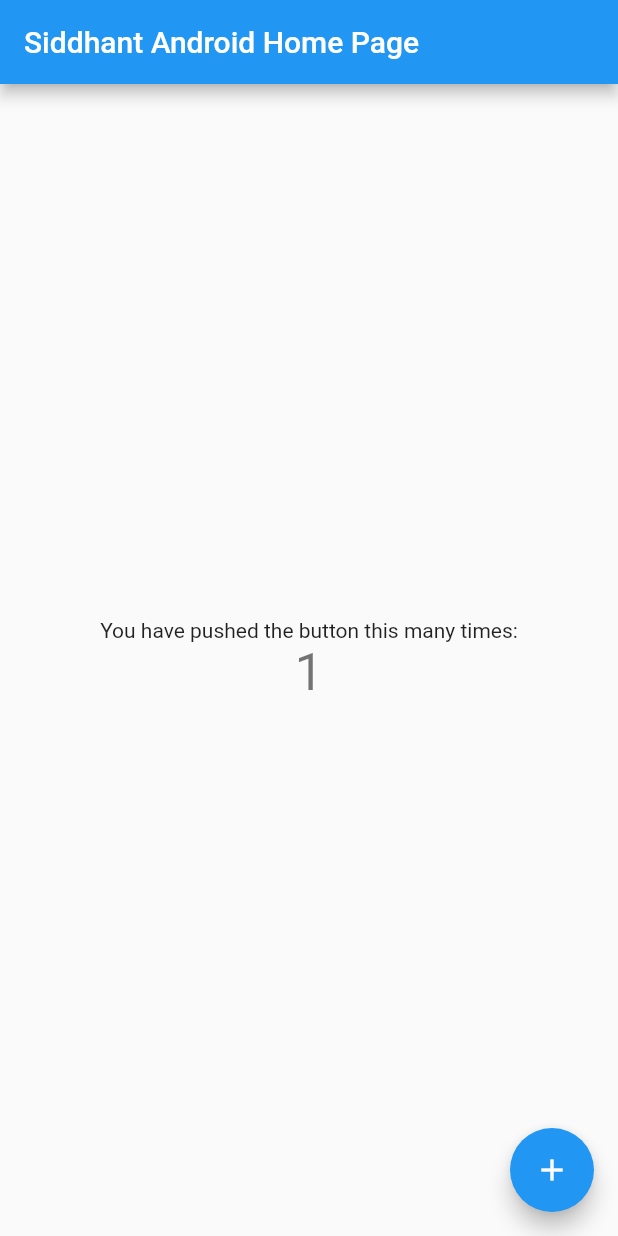
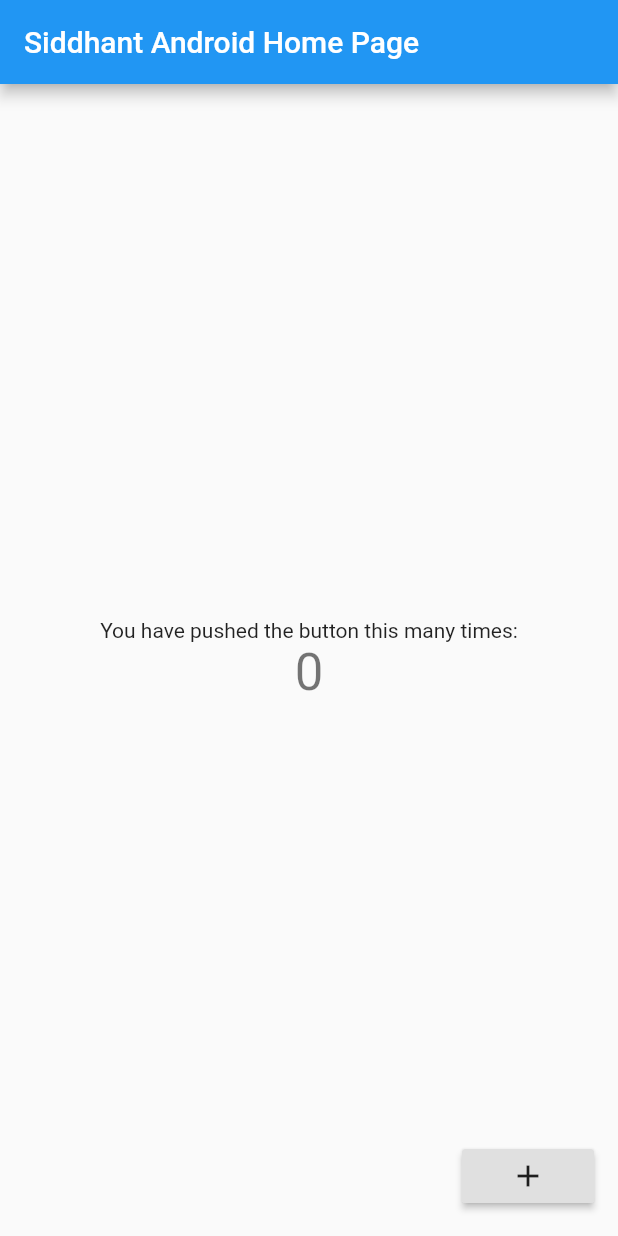
Before and after one commit to siddhpatil6/AddFlutterToAndroid, a Flutter app: the screen it shows after launch, after a tap on the "add" icon, on a phone screen of 412 x 824 dp. Run offline on Flutter 3.47's test engine with Material 2 defaults, Android fonts, the phone set to English and light mode, and no system bars.

Commit message:
second commit

```diff
--- a/afe_flutter/lib/main.dart
+++ b/afe_flutter/lib/main.dart
@@ -1,4 +1,7 @@
 import 'package:flutter/material.dart';
+import 'dart:async';
+
+import 'package:flutter/services.dart';
 
 void main() => runApp(MyApp());
 
@@ -44,16 +47,17 @@ class MyHomePage extends StatefulWidget {
 
 class _MyHomePageState extends State<MyHomePage> {
   int _counter = 0;
+  static const String _channel = 'com.example.android.MainActivity';
 
-  void _incrementCounter() {
-    setState(() {
-      // This call to setState tells the Flutter framework that something has
-      // changed in this State, which causes it to rerun the build method below
-      // so that the display can reflect the updated values. If we changed
-      // _counter without calling setState(), then the build method would not be
-      // called again, and so nothing would appear to happen.
-      _counter++;
-    });
+  static const platform = const MethodChannel(_channel);
+
+  _getNewActivity() async {
+    setState(() async {
+      try {
+      await platform.invokeMethod('startNewActivity');
+    } on PlatformException catch (e) {
+      print(e.message);
+    }});
   }
 
   @override
@@ -100,9 +104,8 @@ class _MyHomePageState extends State<MyHomePage> {
           ],
         ),
       ),
-      floatingActionButton: FloatingActionButton(
-        onPressed: _incrementCounter,
-        tooltip: 'Increment',
+      floatingActionButton: RaisedButton(
+        onPressed: _getNewActivity,
         child: Icon(Icons.add),
       ), // This trailing comma makes auto-formatting nicer for build methods.
     );
```
